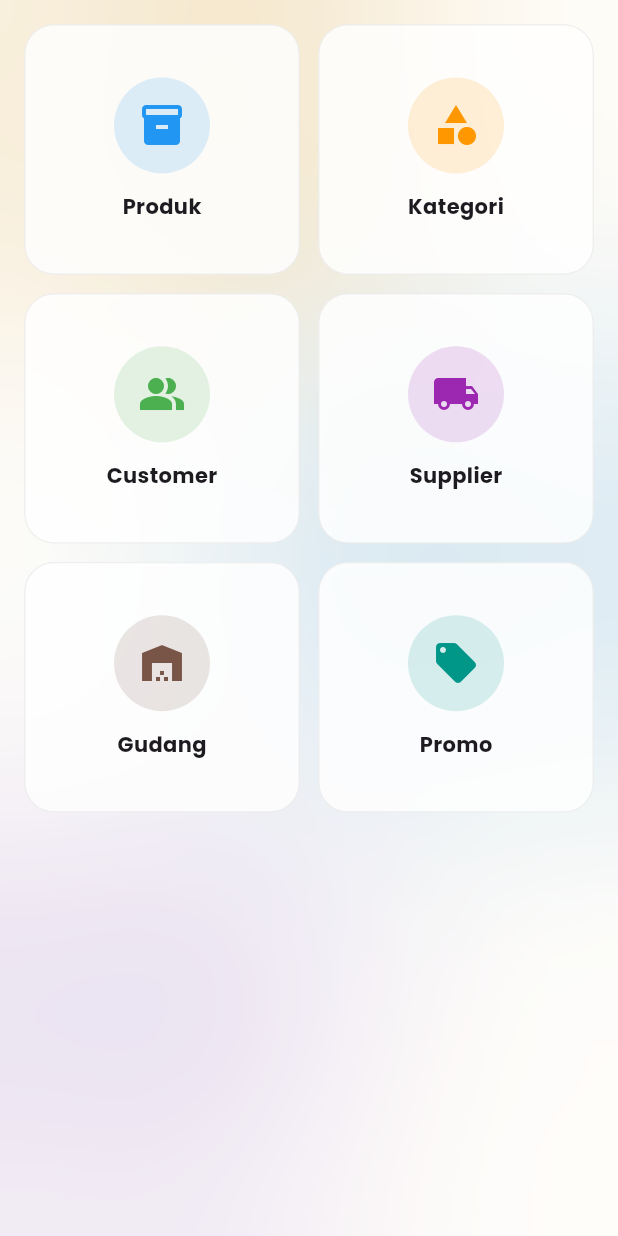
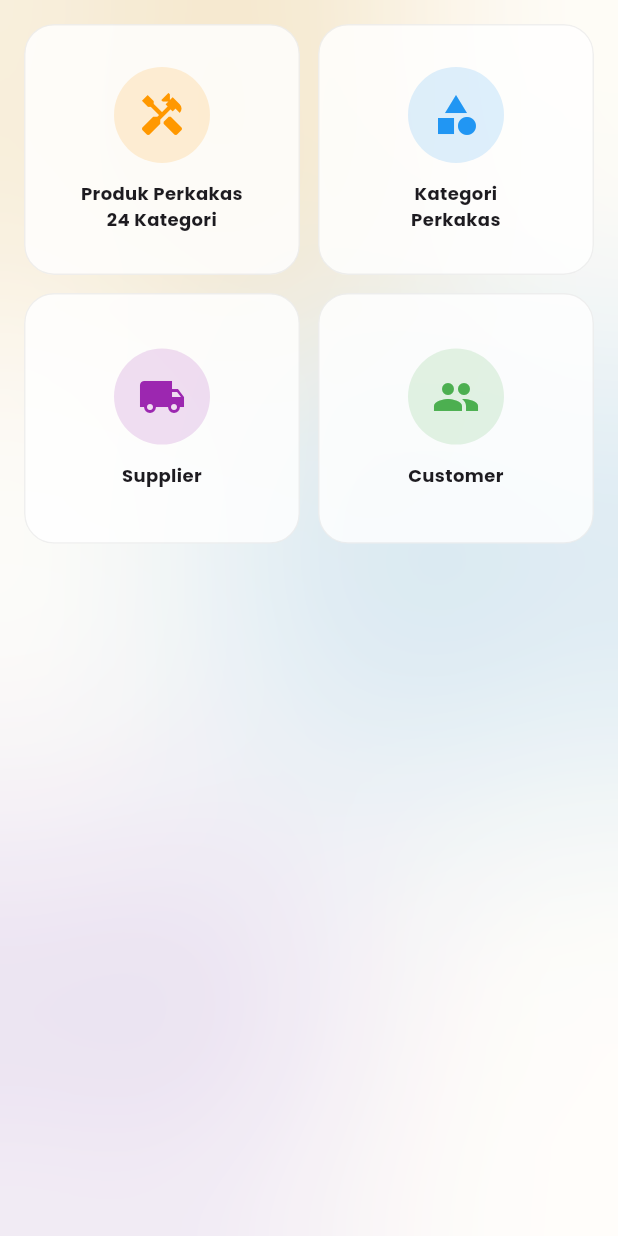
Before and after one commit to afakhor/putrasurabaya, a Flutter app: the MasterDataPage screen opened directly, on a phone screen of 412 x 824 dp. Run offline on Flutter 3.47's test engine with Material 3 defaults, Android fonts, the phone set to English and light mode, and no system bars; our stand-ins replace cloud_firestore, connectivity_plus, drift, drift_flutter, firebase_core, flutter_riverpod and 7 more; missing offline and left inert: mobile_scanner, print_bluetooth_thermal; accounts and stored records are empty; generated files the repository leaves out were written again.

Commit message:
Update master_data_page.dart

```diff
--- a/lib/features/auth/superuser/master_data_page.dart
+++ b/lib/features/auth/superuser/master_data_page.dart
@@ -1,17 +1,39 @@
 import 'package:flutter/material.dart';
 import '../../../core/utils/config.dart';
+import 'product/product_page.dart';
+import 'manage_users_page.dart';
+import 'audit_fraud_page.dart';
 
 class MasterDataPage extends StatelessWidget {
   const MasterDataPage({super.key});
   @override Widget build(BuildContext context) {
     final menus = [
-      {'title': 'Produk', 'icon': Icons.inventory_2, 'color': Colors.blue},
-      {'title': 'Kategori', 'icon': Icons.category, 'color': Colors.orange},
-      {'title': 'Customer', 'icon': Icons.people_alt, 'color': Colors.green},
-      {'title': 'Supplier', 'icon': Icons.local_shipping, 'color': Colors.purple},
-      {'title': 'Gudang', 'icon': Icons.warehouse, 'color': Colors.brown},
-      {'title': 'Promo', 'icon': Icons.local_offer, 'color': Colors.teal},
+      {'title':'Produk Perkakas\n24 Kategori','icon':Icons.handyman,'color':Colors.orange,'page': const ProductPage()},
+      {'title':'Kategori\nPerkakas','icon':Icons.category,'color':Colors.blue,'page': null},
+      {'title':'Supplier','icon':Icons.local_shipping,'color':Colors.purple,'page': null},
+      {'title':'Customer','icon':Icons.people,'color':Colors.green,'page': null},
     ];
-    return Scaffold(backgroundColor: Colors.transparent, body: GridView.builder(padding: EdgeInsets.all(16), gridDelegate: SliverGridDelegateWithFixedCrossAxisCount(crossAxisCount: 2, crossAxisSpacing: 12, mainAxisSpacing: 12, childAspectRatio: 1.1), itemCount: menus.length, itemBuilder: (c,i){ final m=menus[i]; return GlassCard(onTap: ()=> ScaffoldMessenger.of(context).showSnackBar(SnackBar(content: Text('Buka ${m['title']}'))), child: Column(mainAxisAlignment: MainAxisAlignment.center, children: [Container(padding: EdgeInsets.all(16), decoration: BoxDecoration(color: (m['color'] as Color).withOpacity(0.15), shape: BoxShape.circle), child: Icon(m['icon'] as IconData, size: 32, color: m['color'] as Color)), SizedBox(height: 12), Text(m['title'] as String, style: TextStyle(fontWeight: FontWeight.bold, fontFamily: 'Poppins'))])); }));
+    return Scaffold(
+      backgroundColor: Colors.transparent,
+      body: GridView.builder(
+        padding: const EdgeInsets.all(16),
+        gridDelegate: const SliverGridDelegateWithFixedCrossAxisCount(crossAxisCount:2, crossAxisSpacing:12, mainAxisSpacing:12, childAspectRatio:1.1),
+        itemCount: menus.length,
+        itemBuilder: (c,i){
+          final m=menus[i];
+          return GlassCard(
+            onTap: (){
+              if(m['page']!=null){ Navigator.push(context, MaterialPageRoute(builder: (_)=> m['page'] as Widget)); }
+              else { ScaffoldMessenger.of(context).showSnackBar(SnackBar(content: Text('Buka ${m['title']}'))); }
+            },
+            child: Column(mainAxisAlignment: MainAxisAlignment.center, children: [
+              Container(padding: const EdgeInsets.all(16), decoration: BoxDecoration(color: (m['color'] as Color).withOpacity(0.15), shape: BoxShape.circle), child: Icon(m['icon'] as IconData, size:32, color: m['color'] as Color)),
+              const SizedBox(height:12),
+              Text(m['title'] as String, textAlign: TextAlign.center, style: const TextStyle(fontWeight: FontWeight.bold, fontFamily: 'Poppins', fontSize:12)),
+            ]),
+          );
+        },
+      ),
+    );
   }
 }
```
